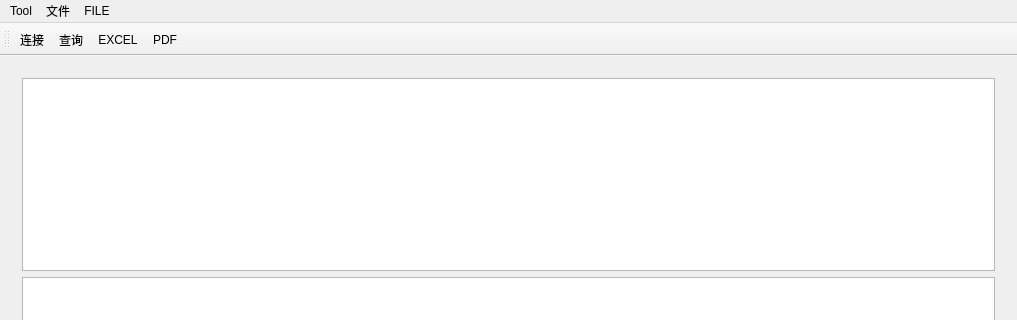
crouse/anatta-enhanced, file mainwindow.ui: the form before one commit; both pictures show x 0 to 1017 and y 0 to 320 of the 1017 by 539 pixel window.
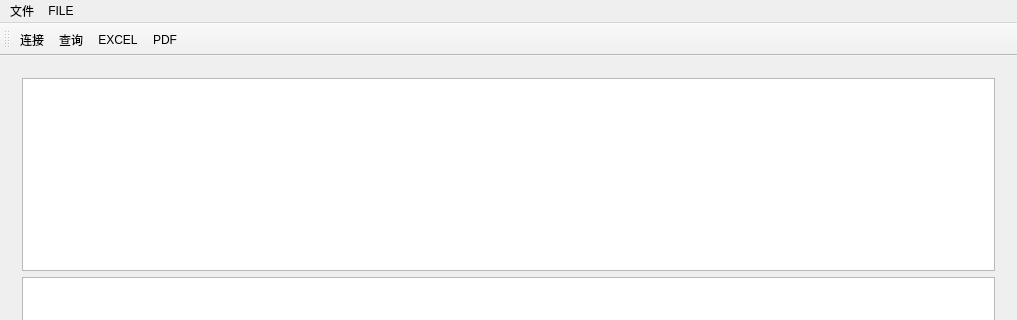
The form after the commit. Icons and pictures are not drawn.

```diff
--- a/mainwindow.ui
+++ b/mainwindow.ui
@@ -807,15 +807,6 @@
      <height>22</height>
     </rect>
    </property>
-   <widget class="QMenu" name="menuFile">
-    <property name="title">
-     <string>Tool</string>
-    </property>
-    <addaction name="actionSetting"/>
-    <addaction name="actionExportPdf"/>
-    <addaction name="action"/>
-    <addaction name="actionCard"/>
-   </widget>
    <widget class="QMenu" name="menu">
     <property name="tearOffEnabled">
      <bool>false</bool>
@@ -829,7 +820,6 @@
      <string>FILE</string>
     </property>
    </widget>
-   <addaction name="menuFile"/>
    <addaction name="menu"/>
    <addaction name="menuFILE"/>
   </widget>
```
